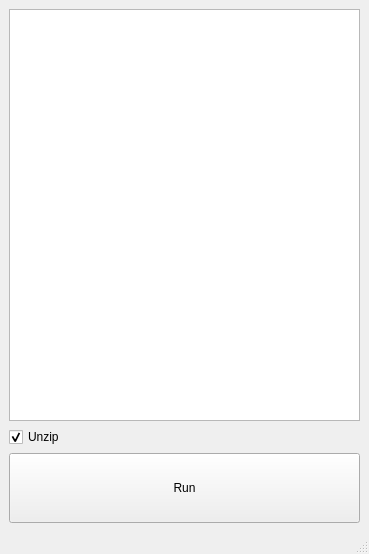
Old version of the form ui/gui.ui in the repository takavfx/FolderIntegrator.
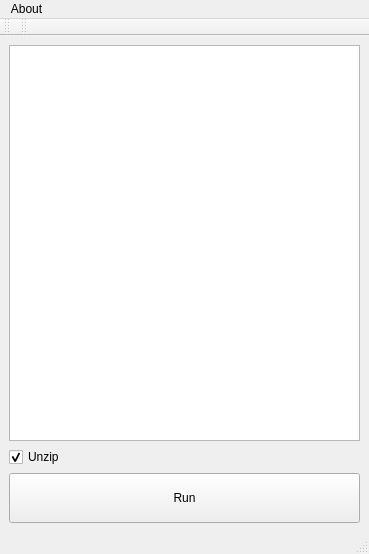
New version of the form.

Commit message: Add menu to open repository on GitHub.

Patch:
```diff
--- a/ui/gui.ui
+++ b/ui/gui.ui
@@ -14,6 +14,9 @@
    <string>MainWindow</string>
   </property>
   <widget class="QWidget" name="centralwidget">
+   <property name="enabled">
+    <bool>true</bool>
+   </property>
    <layout class="QVBoxLayout" name="verticalLayout">
     <item>
      <widget class="QListWidget" name="listWidget"/>
@@ -50,7 +53,7 @@
       <property name="minimumSize">
        <size>
         <width>0</width>
-        <height>70</height>
+        <height>50</height>
        </size>
       </property>
       <property name="text">
@@ -69,8 +72,42 @@
      <height>23</height>
     </rect>
    </property>
+   <widget class="QMenu" name="menuAbout">
+    <property name="title">
+     <string>About</string>
+    </property>
+    <addaction name="actionOpen_Repository_on_GitHub"/>
+   </widget>
+   <addaction name="menuAbout"/>
   </widget>
   <widget class="QStatusBar" name="statusbar"/>
+  <widget class="QToolBar" name="toolBar">
+   <property name="windowTitle">
+    <string>toolBar</string>
+   </property>
+   <attribute name="toolBarArea">
+    <enum>TopToolBarArea</enum>
+   </attribute>
+   <attribute name="toolBarBreak">
+    <bool>false</bool>
+   </attribute>
+  </widget>
+  <widget class="QToolBar" name="toolBar_2">
+   <property name="windowTitle">
+    <string>toolBar_2</string>
+   </property>
+   <attribute name="toolBarArea">
+    <enum>TopToolBarArea</enum>
+   </attribute>
+   <attribute name="toolBarBreak">
+    <bool>false</bool>
+   </attribute>
+  </widget>
+  <action name="actionOpen_Repository_on_GitHub">
+   <property name="text">
+    <string>FolderIntegrator on GitHub</string>
+   </property>
+  </action>
  </widget>
  <resources/>
  <connections/>
```
